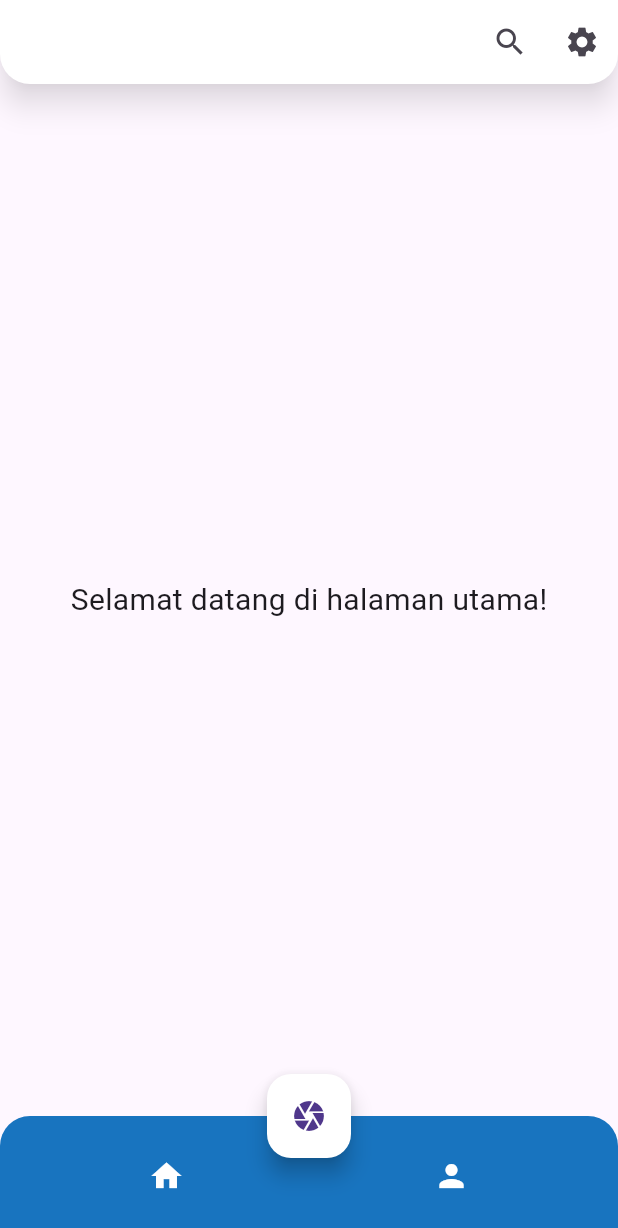
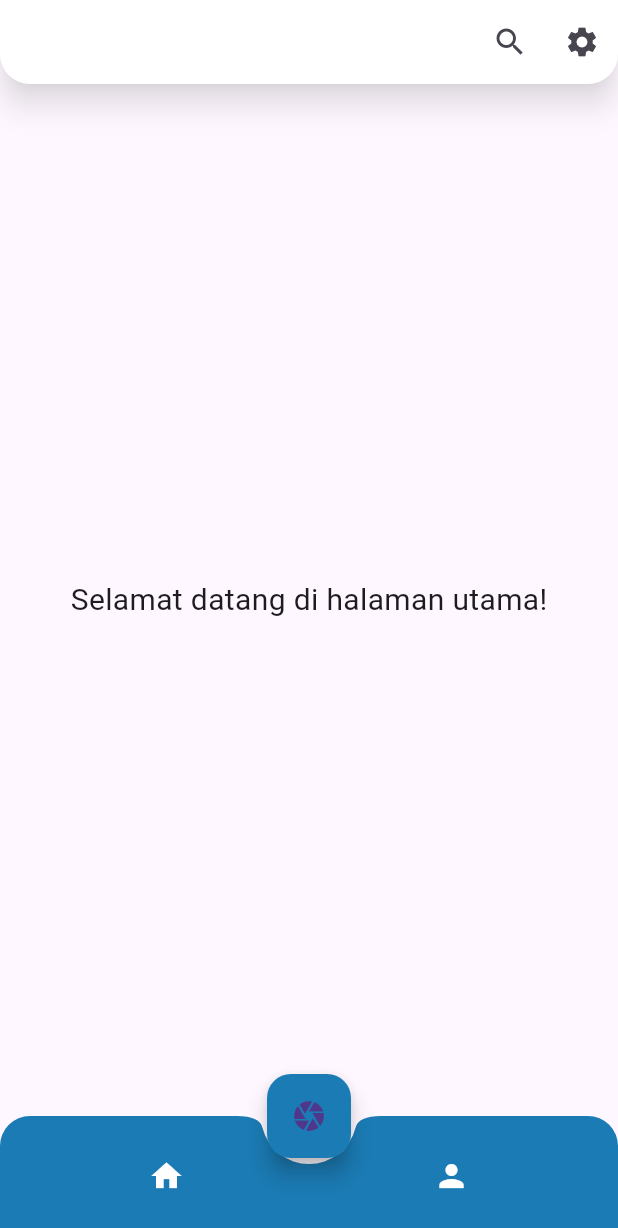
Before and after one commit to pernadi/presensi_app_new_master, a Flutter app: the screen it shows after launch, on a phone screen of 412 x 824 dp. Shown: the top 1228 px of the screen. Run offline on Flutter 3.47's test engine with Material 3 defaults, Android fonts, the phone set to English and light mode, and no system bars.

Commit message:
bottom appbar color bg

```diff
--- a/lib/screens/home/home_screen.dart
+++ b/lib/screens/home/home_screen.dart
@@ -48,9 +48,10 @@ class HomeScreen extends StatelessWidget {
           topRight: Radius.circular(20),
         ),
         child: BottomAppBar(
-          color: const Color.fromARGB(255, 24, 116, 191),
-          surfaceTintColor: const Color.fromARGB(255, 24, 116, 191),
+          color: const Color(0xFF1B7BB4),
+          surfaceTintColor: const Color(0xFF1B7BB4),
           elevation: 12,
+          shape: const CircularNotchedRectangle(),
           child: Row(
             mainAxisAlignment: MainAxisAlignment.spaceAround,
             children: [
@@ -71,7 +72,7 @@ class HomeScreen extends StatelessWidget {
         onPressed: () {
 
         },
-        backgroundColor: Colors.white,
+        backgroundColor: const Color(0xFF1B7BB4),
         child: const Icon(Icons.camera),
       ),
       floatingActionButtonLocation: FloatingActionButtonLocation.centerDocked,
```
